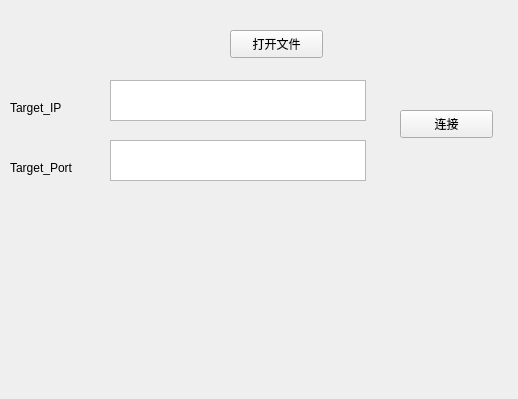
Old version of the form KCTS/KCTS.ui in the repository learniuH/work.
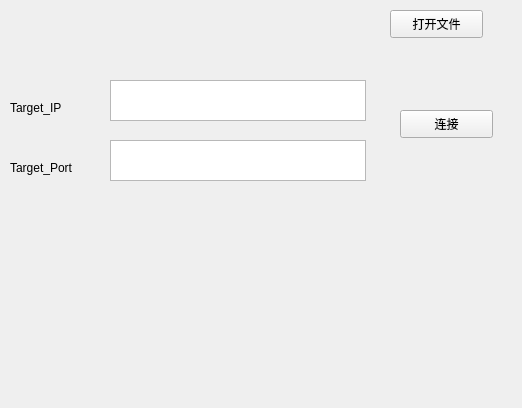
New version of the form.

The edit to the form file:
```diff
--- a/KCTS/KCTS.ui
+++ b/KCTS/KCTS.ui
@@ -6,8 +6,8 @@
    <rect>
     <x>0</x>
     <y>0</y>
-    <width>518</width>
-    <height>399</height>
+    <width>522</width>
+    <height>408</height>
    </rect>
   </property>
   <property name="windowTitle">
@@ -75,8 +75,8 @@
   <widget class="QPushButton" name="openFile_pushButton">
    <property name="geometry">
     <rect>
-     <x>230</x>
-     <y>30</y>
+     <x>390</x>
+     <y>10</y>
      <width>93</width>
      <height>28</height>
     </rect>
```
